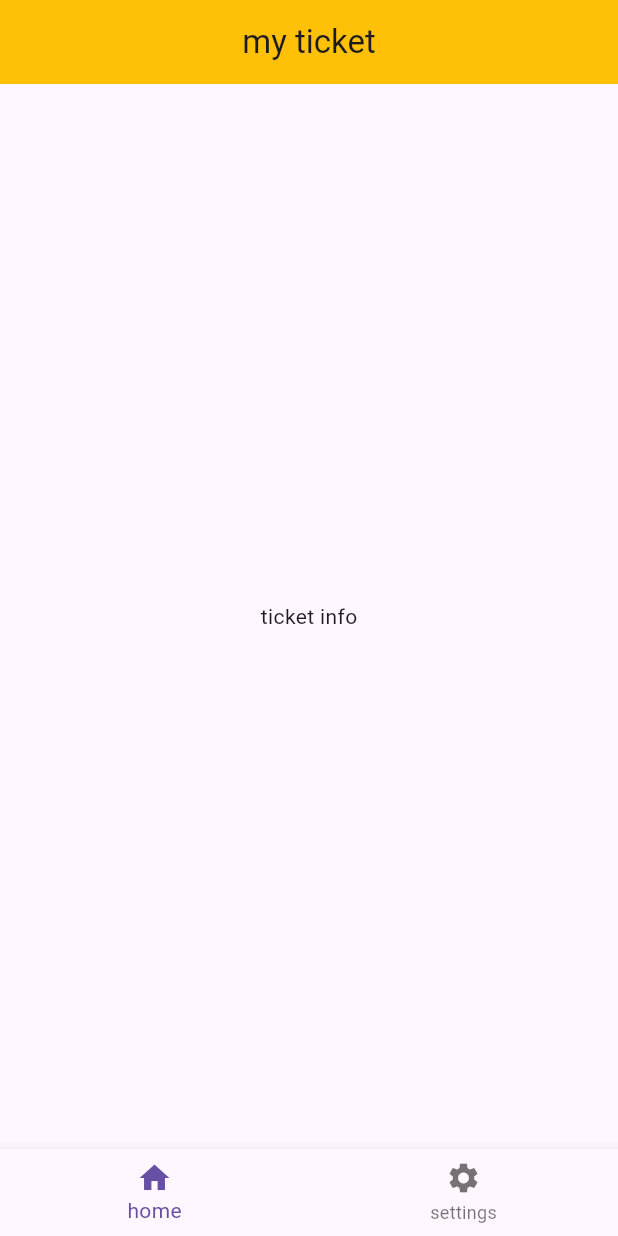
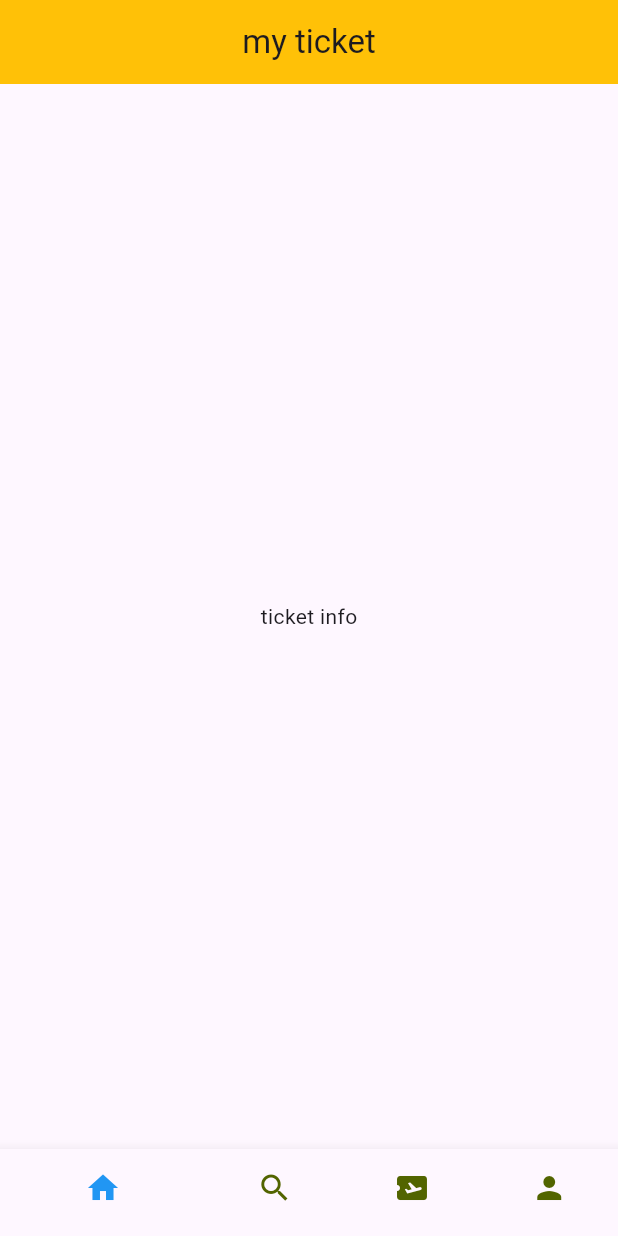
Before and after one commit to kotomonokeo/ticket-app-flutter, a Flutter app: the screen it shows after launch, on a phone screen of 412 x 824 dp. Run offline on Flutter 3.47's test engine with Material 3 defaults, Android fonts, the phone set to English and light mode, and no system bars.

Commit message:
update navbar to show 4 item

```diff
--- a/lib/base/bottom_nav_bar.dart
+++ b/lib/base/bottom_nav_bar.dart
@@ -21,9 +21,15 @@ class _BottomNavBarState extends State<BottomNavBar> {
       body: const Center(
         child: Text('ticket info'),
       ),
-      bottomNavigationBar: BottomNavigationBar(items: const [
-        BottomNavigationBarItem(icon: Icon(Icons.home), label: 'home'),
-        BottomNavigationBarItem(icon: Icon(Icons.settings), label: 'settings'),
+      bottomNavigationBar: BottomNavigationBar(
+          selectedItemColor: Colors.blue,
+          unselectedItemColor: const Color(0xFF526400),
+          showSelectedLabels: false,
+          items: const [
+        BottomNavigationBarItem(icon: Icon(Icons.home), label: 'Home'),
+        BottomNavigationBarItem(icon: Icon(Icons.search), label: 'Search'),
+        BottomNavigationBarItem(icon: Icon(Icons.airplane_ticket), label: 'Ticket'),
+        BottomNavigationBarItem(icon: Icon(Icons.person), label: 'Profile'),
       ]),
     );
   }
```
